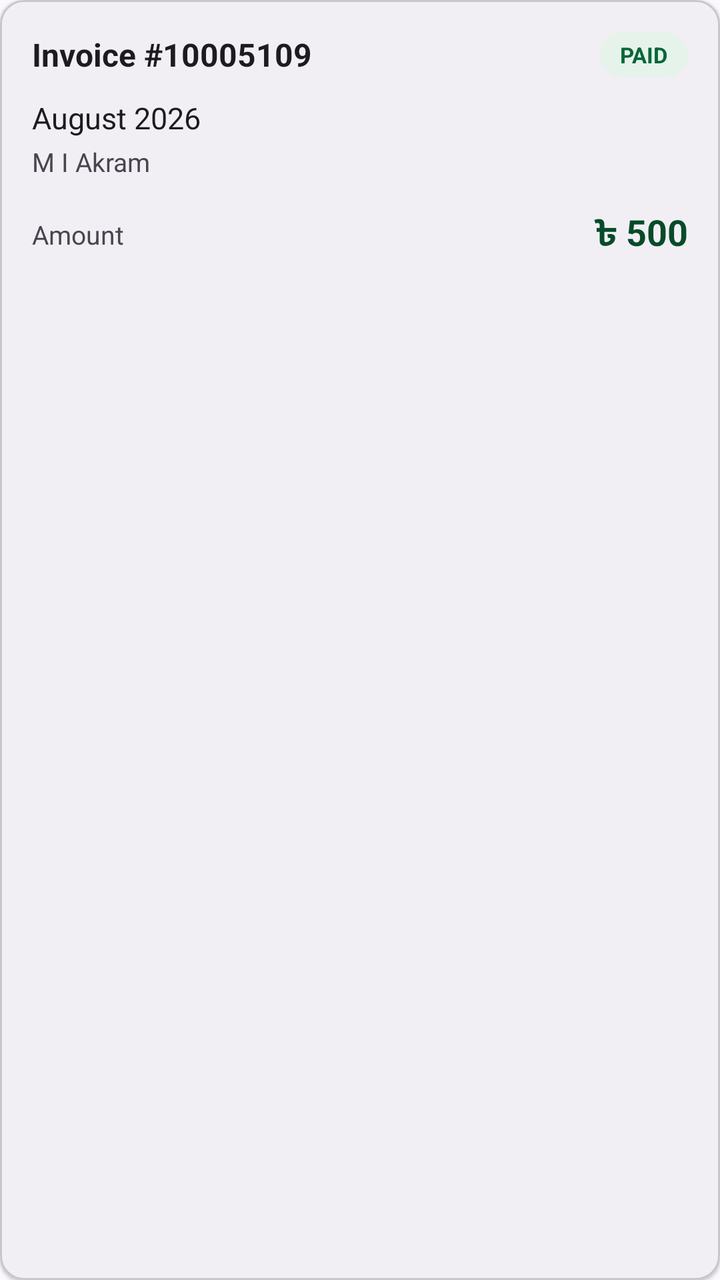
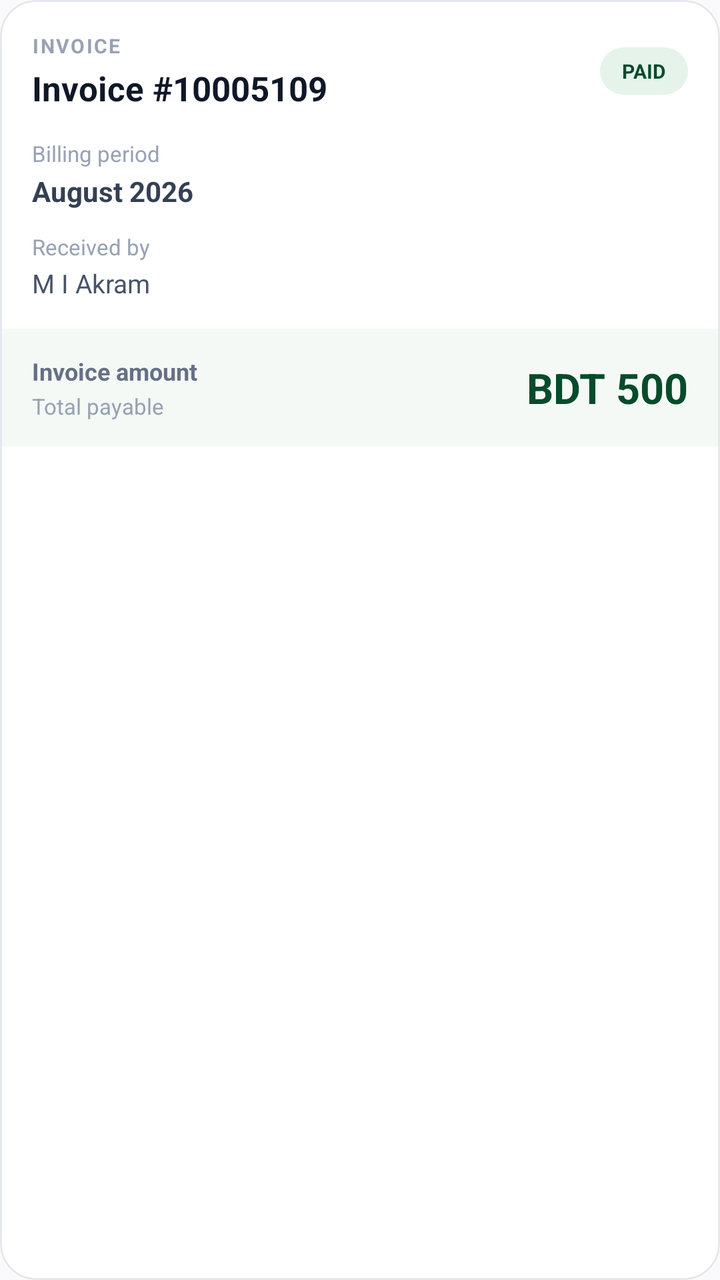

Two renders of the same Android screen: before a commit and after it. Below are the layout's source before the change and the commit's diff.
<!-- AndroidManifest.xml: application theme Theme.BIMTCharity -->
<!-- res/layout/item_invoice.xml -->
<?xml version="1.0" encoding="utf-8"?>
<com.google.android.material.card.MaterialCardView
    xmlns:android="http://schemas.android.com/apk/res/android"
    xmlns:app="http://schemas.android.com/apk/res-auto"
    android:layout_width="match_parent"
    android:layout_height="wrap_content"
    android:layout_marginBottom="10dp"
    app:cardCornerRadius="12dp"
    app:cardElevation="1dp"
    app:strokeColor="?attr/colorOutlineVariant"
    app:strokeWidth="1dp">

    <LinearLayout
        android:layout_width="match_parent"
        android:layout_height="wrap_content"
        android:orientation="vertical"
        android:padding="16dp">

        <LinearLayout
            android:layout_width="match_parent"
            android:layout_height="wrap_content"
            android:gravity="center_vertical"
            android:orientation="horizontal">

            <TextView
                android:id="@+id/txtInvoiceNumber"
                android:layout_width="0dp"
                android:layout_height="wrap_content"
                android:layout_weight="1"
                android:text="Invoice #10005109"
                android:textColor="?attr/colorOnSurface"
                android:textSize="16sp"
                android:textStyle="bold" />

            <TextView
                android:id="@+id/txtStatus"
                android:layout_width="wrap_content"
                android:layout_height="wrap_content"
                android:background="@drawable/bg_status_paid"
                android:paddingStart="10dp"
                android:paddingTop="4dp"
                android:paddingEnd="10dp"
                android:paddingBottom="4dp"
                android:text="PAID"
                android:textColor="@color/bimt_green"
                android:textSize="11sp"
                android:textStyle="bold" />

        </LinearLayout>

        <TextView
            android:id="@+id/txtMonth"
            android:layout_width="wrap_content"
            android:layout_height="wrap_content"
            android:layout_marginTop="10dp"
            android:text="August 2026"
            android:textColor="?attr/colorOnSurface"
            android:textSize="15sp" />

        <TextView
            android:id="@+id/txtReceiver"
            android:layout_width="wrap_content"
            android:layout_height="wrap_content"
            android:layout_marginTop="3dp"
            android:text="M I Akram"
            android:textColor="?attr/colorOnSurfaceVariant"
            android:textSize="13sp" />

        <LinearLayout
            android:layout_width="match_parent"
            android:layout_height="wrap_content"
            android:layout_marginTop="14dp"
            android:gravity="center_vertical"
            android:orientation="horizontal">

            <TextView
                android:layout_width="0dp"
                android:layout_height="wrap_content"
                android:layout_weight="1"
                android:text="Amount"
                android:textColor="?attr/colorOnSurfaceVariant"
                android:textSize="13sp" />

            <TextView
                android:id="@+id/txtAmount"
                android:layout_width="wrap_content"
                android:layout_height="wrap_content"
                android:text="৳ 500"
                android:textColor="@color/bimt_green_dark"
                android:textSize="18sp"
                android:textStyle="bold" />

        </LinearLayout>

    </LinearLayout>

</com.google.android.material.card.MaterialCardView>
<!-- resources referenced by this layout -->
<resources>
  <color name="bimt_green">#086638</color>
  <color name="bimt_green_dark">#064B2A</color>
  <!-- drawable bg_status_paid (drawable) -->
  <?xml version="1.0" encoding="utf-8"?>
  <shape xmlns:android="http://schemas.android.com/apk/res/android"
      android:shape="rectangle">
  
      <solid android:color="@color/bimt_green_light" />
      <corners android:radius="20dp" />
  
  </shape>
  <style name="Theme.BIMTCharity" parent="Theme.Material3.DayNight.NoActionBar">
  
          <item name="colorPrimary">@color/bimt_green</item>
          <item name="colorOnPrimary">@color/white</item>
  
          <item name="colorPrimaryContainer">@color/bimt_green_light</item>
          <item name="colorOnPrimaryContainer">@color/bimt_green_dark</item>
  
          <item name="colorSecondary">@color/bimt_gold</item>
          <item name="colorOnSecondary">@color/black</item>
  
          <item name="android:windowLightStatusBar">false</item>
          <item name="android:statusBarColor">@color/bimt_green_dark</item>
          <item name="android:navigationBarColor">@color/background_light</item>
  
          <item name="android:windowBackground">@color/background_light</item>
  
      </style>
  <color name="bimt_green_light">#E5F3EB</color>
  <color name="white">#FFFFFFFF</color>
  <color name="bimt_gold">#C89B2C</color>
  <color name="black">#FF000000</color>
  <color name="background_light">#FAF9FC</color>
</resources>

<!-- the commit's change to res/layout/item_invoice.xml (unified diff, before → after) -->
@@ -4,90 +4,174 @@
     xmlns:app="http://schemas.android.com/apk/res-auto"
     android:layout_width="match_parent"
     android:layout_height="wrap_content"
-    android:layout_marginBottom="10dp"
-    app:cardCornerRadius="12dp"
-    app:cardElevation="1dp"
-    app:strokeColor="?attr/colorOutlineVariant"
+    android:layout_marginBottom="12dp"
+    app:cardBackgroundColor="@android:color/white"
+    app:cardCornerRadius="18dp"
+    app:cardElevation="0dp"
+    app:strokeColor="#E4E7EC"
     app:strokeWidth="1dp">
 
     <LinearLayout
         android:layout_width="match_parent"
         android:layout_height="wrap_content"
-        android:orientation="vertical"
-        android:padding="16dp">
+        android:orientation="vertical">
 
+        
         <LinearLayout
             android:layout_width="match_parent"
             android:layout_height="wrap_content"
+            android:orientation="vertical"
+            android:paddingStart="16dp"
+            android:paddingTop="16dp"
+            android:paddingEnd="16dp"
+            android:paddingBottom="14dp">
+
+            
+            <LinearLayout
+                android:layout_width="match_parent"
+                android:layout_height="wrap_content"
+                android:gravity="center_vertical"
+                android:orientation="horizontal">
+
+                <LinearLayout
+                    android:layout_width="0dp"
+                    android:layout_height="wrap_content"
+                    android:layout_weight="1"
+                    android:orientation="vertical">
+
+                    <TextView
+                        android:layout_width="wrap_content"
+                        android:layout_height="wrap_content"
+                        android:text="INVOICE"
+                        android:textColor="#98A2B3"
+                        android:textSize="10sp"
+                        android:textStyle="bold"
+                        android:letterSpacing="0.08" />
+
+                    <TextView
+                        android:id="@+id/txtInvoiceNumber"
+                        android:layout_width="wrap_content"
+                        android:layout_height="wrap_content"
+                        android:layout_marginTop="3dp"
+                        android:text="Invoice #10005109"
+                        android:textColor="#101828"
+                        android:textSize="17sp"
+                        android:textStyle="bold" />
+
+                </LinearLayout>
+
+                <TextView
+                    android:id="@+id/txtStatus"
+                    android:layout_width="wrap_content"
+                    android:layout_height="wrap_content"
+                    android:background="@drawable/bg_status_paid"
+                    android:paddingStart="11dp"
+                    android:paddingTop="5dp"
+                    android:paddingEnd="11dp"
+                    android:paddingBottom="5dp"
+                    android:text="PAID"
+                    android:textColor="@color/bimt_green_dark"
+                    android:textSize="10sp"
+                    android:textStyle="bold" />
+
+            </LinearLayout>
+
+            
+            <LinearLayout
+                android:layout_width="match_parent"
+                android:layout_height="wrap_content"
+                android:layout_marginTop="14dp"
+                android:orientation="vertical">
+
+                <TextView
+                    android:layout_width="wrap_content"
+                    android:layout_height="wrap_content"
+                    android:text="Billing period"
+                    android:textColor="#98A2B3"
+                    android:textSize="11sp" />
+
+                <TextView
+                    android:id="@+id/txtMonth"
+                    android:layout_width="wrap_content"
+                    android:layout_height="wrap_content"
+                    android:layout_marginTop="2dp"
+                    android:text="August 2026"
+                    android:textColor="#344054"
+                    android:textSize="14sp"
+                    android:textStyle="bold" />
+
+            </LinearLayout>
+
+            
+            <LinearLayout
+                android:layout_width="match_parent"
+                android:layout_height="wrap_content"
+                android:layout_marginTop="11dp"
+                android:orientation="vertical">
+
+                <TextView
+                    android:layout_width="wrap_content"
+                    android:layout_height="wrap_content"
+                    android:text="Received by"
+                    android:textColor="#98A2B3"
+                    android:textSize="11sp" />
+
+                <TextView
+                    android:id="@+id/txtReceiver"
+                    android:layout_width="wrap_content"
+                    android:layout_height="wrap_content"
+                    android:layout_marginTop="2dp"
+                    android:text="M I Akram"
+                    android:textColor="#475467"
+                    android:textSize="13sp" />
+
+            </LinearLayout>
+
+        </LinearLayout>
+
+        
+        <LinearLayout
+            android:layout_width="match_parent"
+            android:layout_height="wrap_content"
+            android:background="#F4F9F6"
             android:gravity="center_vertical"
-            android:orientation="horizontal">
+            android:orientation="horizontal"
+            android:paddingStart="16dp"
+            android:paddingTop="13dp"
+            android:paddingEnd="16dp"
+            android:paddingBottom="13dp">
 
-            <TextView
-                android:id="@+id/txtInvoiceNumber"
+            <LinearLayout
                 android:layout_width="0dp"
                 android:layout_height="wrap_content"
                 android:layout_weight="1"
-                android:text="Invoice #10005109"
-                android:textColor="?attr/colorOnSurface"
-                android:textSize="16sp"
-                android:textStyle="bold" />
+                android:orientation="vertical">
 
-            <TextView
-                android:id="@+id/txtStatus"
-                android:layout_width="wrap_content"
-                android:layout_height="wrap_content"
-                android:background="@drawable/bg_status_paid"
-                android:paddingStart="10dp"
-                android:paddingTop="4dp"
-                android:paddingEnd="10dp"
-                android:paddingBottom="4dp"
-                android:text="PAID"
-                android:textColor="@color/bimt_green"
-                android:textSize="11sp"
-                android:textStyle="bold" />
+                <TextView
+                    android:layout_width="wrap_content"
+                    android:layout_height="wrap_content"
+                    android:text="Invoice amount"
+                    android:textColor="#667085"
+                    android:textSize="12sp"
+                    android:textStyle="bold" />
 
-        </LinearLayout>
+                <TextView
+                    android:layout_width="wrap_content"
+                    android:layout_height="wrap_content"
+                    android:layout_marginTop="2dp"
+                    android:text="Total payable"
+                    android:textColor="#98A2B3"
+                    android:textSize="11sp" />
 
-        <TextView
-            android:id="@+id/txtMonth"
-            android:layout_width="wrap_content"
-            android:layout_height="wrap_content"
-            android:layout_marginTop="10dp"
-            android:text="August 2026"
-            android:textColor="?attr/colorOnSurface"
-            android:textSize="15sp" />
-
-        <TextView
-            android:id="@+id/txtReceiver"
-            android:layout_width="wrap_content"
-            android:layout_height="wrap_content"
-            android:layout_marginTop="3dp"
-            android:text="M I Akram"
-            android:textColor="?attr/colorOnSurfaceVariant"
-            android:textSize="13sp" />
-
-        <LinearLayout
-            android:layout_width="match_parent"
-            android:layout_height="wrap_content"
-            android:layout_marginTop="14dp"
-            android:gravity="center_vertical"
-            android:orientation="horizontal">
-
-            <TextView
-                android:layout_width="0dp"
-                android:layout_height="wrap_content"
-                android:layout_weight="1"
-                android:text="Amount"
-                android:textColor="?attr/colorOnSurfaceVariant"
-                android:textSize="13sp" />
+            </LinearLayout>
 
             <TextView
                 android:id="@+id/txtAmount"
                 android:layout_width="wrap_content"
                 android:layout_height="wrap_content"
-                android:text="৳ 500"
+                android:text="BDT 500"
                 android:textColor="@color/bimt_green_dark"
-                android:textSize="18sp"
+                android:textSize="21sp"
                 android:textStyle="bold" />
 
         </LinearLayout>
